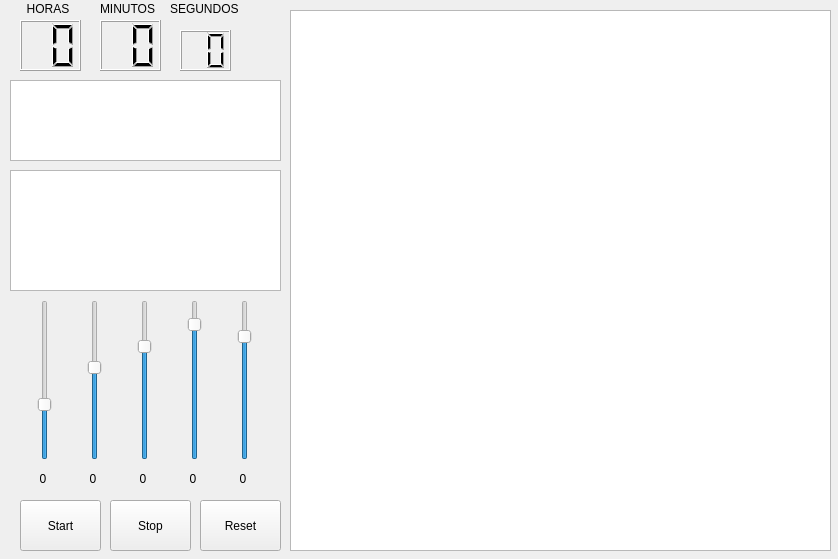
Before: the Qt Designer form src/mainUI.ui in BarbechoGonzalez/adfa, drawn with Qt 5.
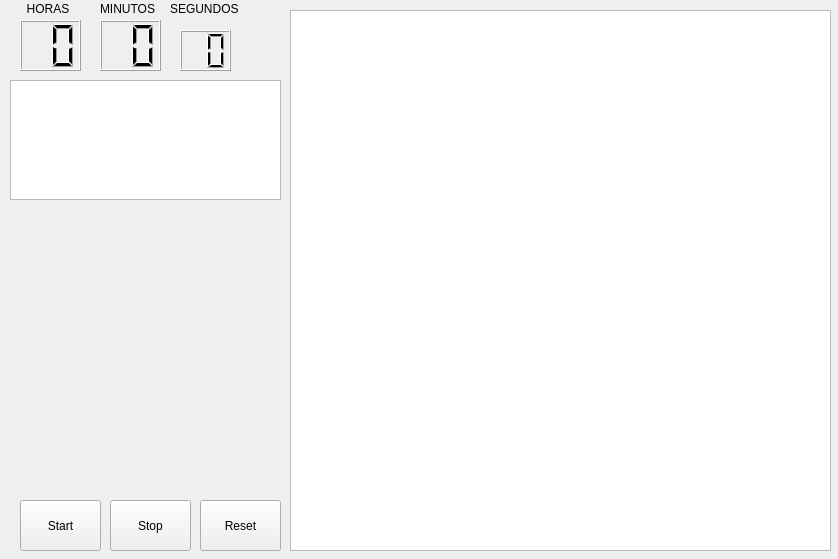
After: the same form once the commit is applied.

Diff of the .ui file:
```diff
--- a/src/mainUI.ui
+++ b/src/mainUI.ui
@@ -39,16 +39,6 @@
     <string>Stop</string>
    </property>
   </widget>
-  <widget class="QTextEdit" name="InfoTag">
-   <property name="geometry">
-    <rect>
-     <x>10</x>
-     <y>80</y>
-     <width>271</width>
-     <height>81</height>
-    </rect>
-   </property>
-  </widget>
   <widget class="QGraphicsView" name="Grafico">
    <property name="geometry">
     <rect>
@@ -150,229 +140,12 @@
    <property name="geometry">
     <rect>
      <x>10</x>
-     <y>170</y>
+     <y>80</y>
      <width>271</width>
-     <height>121</height>
+     <height>120</height>
     </rect>
    </property>
   </widget>
-  <widget class="QSlider" name="cotavision">
-   <property name="geometry">
-    <rect>
-     <x>30</x>
-     <y>300</y>
-     <width>29</width>
-     <height>160</height>
-    </rect>
-   </property>
-   <property name="toolTip">
-    <string>Cota de vision lateral</string>
-   </property>
-   <property name="whatsThis">
-    <string/>
-   </property>
-   <property name="maximum">
-    <number>48</number>
-   </property>
-   <property name="singleStep">
-    <number>0</number>
-   </property>
-   <property name="value">
-    <number>16</number>
-   </property>
-   <property name="orientation">
-    <enum>Qt::Vertical</enum>
-   </property>
-  </widget>
-  <widget class="QSlider" name="vellmax">
-   <property name="geometry">
-    <rect>
-     <x>80</x>
-     <y>300</y>
-     <width>29</width>
-     <height>160</height>
-    </rect>
-   </property>
-   <property name="toolTip">
-    <string>Velocidad lineal maxima </string>
-   </property>
-   <property name="whatsThis">
-    <string/>
-   </property>
-   <property name="accessibleName">
-    <string/>
-   </property>
-   <property name="accessibleDescription">
-    <string/>
-   </property>
-   <property name="maximum">
-    <number>600</number>
-   </property>
-   <property name="singleStep">
-    <number>5</number>
-   </property>
-   <property name="value">
-    <number>350</number>
-   </property>
-   <property name="orientation">
-    <enum>Qt::Vertical</enum>
-   </property>
-  </widget>
-  <widget class="QSlider" name="velgmax">
-   <property name="geometry">
-    <rect>
-     <x>130</x>
-     <y>300</y>
-     <width>29</width>
-     <height>160</height>
-    </rect>
-   </property>
-   <property name="toolTip">
-    <string>Velocidad maxima de giro</string>
-   </property>
-   <property name="whatsThis">
-    <string/>
-   </property>
-   <property name="maximum">
-    <number>30</number>
-   </property>
-   <property name="value">
-    <number>22</number>
-   </property>
-   <property name="orientation">
-    <enum>Qt::Vertical</enum>
-   </property>
-  </widget>
-  <widget class="QSlider" name="distanciadeseguridad">
-   <property name="geometry">
-    <rect>
-     <x>180</x>
-     <y>300</y>
-     <width>29</width>
-     <height>160</height>
-    </rect>
-   </property>
-   <property name="toolTip">
-    <string>Distancia para detectar esquinas</string>
-   </property>
-   <property name="maximum">
-    <number>500</number>
-   </property>
-   <property name="singleStep">
-    <number>200</number>
-   </property>
-   <property name="value">
-    <number>440</number>
-   </property>
-   <property name="orientation">
-    <enum>Qt::Vertical</enum>
-   </property>
-  </widget>
-  <widget class="QSlider" name="distanciadegiro">
-   <property name="geometry">
-    <rect>
-     <x>230</x>
-     <y>300</y>
-     <width>29</width>
-     <height>160</height>
-    </rect>
-   </property>
-   <property name="toolTip">
-    <string>Distancia a la que se girara</string>
-   </property>
-   <property name="maximum">
-    <number>500</number>
-   </property>
-   <property name="singleStep">
-    <number>200</number>
-   </property>
-   <property name="value">
-    <number>400</number>
-   </property>
-   <property name="orientation">
-    <enum>Qt::Vertical</enum>
-   </property>
-  </widget>
-  <widget class="QLabel" name="Lcota">
-   <property name="geometry">
-    <rect>
-     <x>10</x>
-     <y>470</y>
-     <width>66</width>
-     <height>17</height>
-    </rect>
-   </property>
-   <property name="text">
-    <string>0</string>
-   </property>
-   <property name="alignment">
-    <set>Qt::AlignCenter</set>
-   </property>
-  </widget>
-  <widget class="QLabel" name="Lvell">
-   <property name="geometry">
-    <rect>
-     <x>60</x>
-     <y>470</y>
-     <width>66</width>
-     <height>17</height>
-    </rect>
-   </property>
-   <property name="text">
-    <string>0</string>
-   </property>
-   <property name="alignment">
-    <set>Qt::AlignCenter</set>
-   </property>
-  </widget>
-  <widget class="QLabel" name="Lvelg">
-   <property name="geometry">
-    <rect>
-     <x>110</x>
-     <y>470</y>
-     <width>66</width>
-     <height>17</height>
-    </rect>
-   </property>
-   <property name="text">
-    <string>0</string>
-   </property>
-   <property name="alignment">
-    <set>Qt::AlignCenter</set>
-   </property>
-  </widget>
-  <widget class="QLabel" name="LdisS">
-   <property name="geometry">
-    <rect>
-     <x>160</x>
-     <y>470</y>
-     <width>66</width>
-     <height>17</height>
-    </rect>
-   </property>
-   <property name="text">
-    <string>0</string>
-   </property>
-   <property name="alignment">
-    <set>Qt::AlignCenter</set>
-   </property>
-  </widget>
-  <widget class="QLabel" name="LdisG">
-   <property name="geometry">
-    <rect>
-     <x>210</x>
-     <y>470</y>
-     <width>66</width>
-     <height>17</height>
-    </rect>
-   </property>
-   <property name="text">
-    <string>0</string>
-   </property>
-   <property name="alignment">
-    <set>Qt::AlignCenter</set>
-   </property>
-  </widget>
   <widget class="QPushButton" name="Reset">
    <property name="geometry">
     <rect>
```
